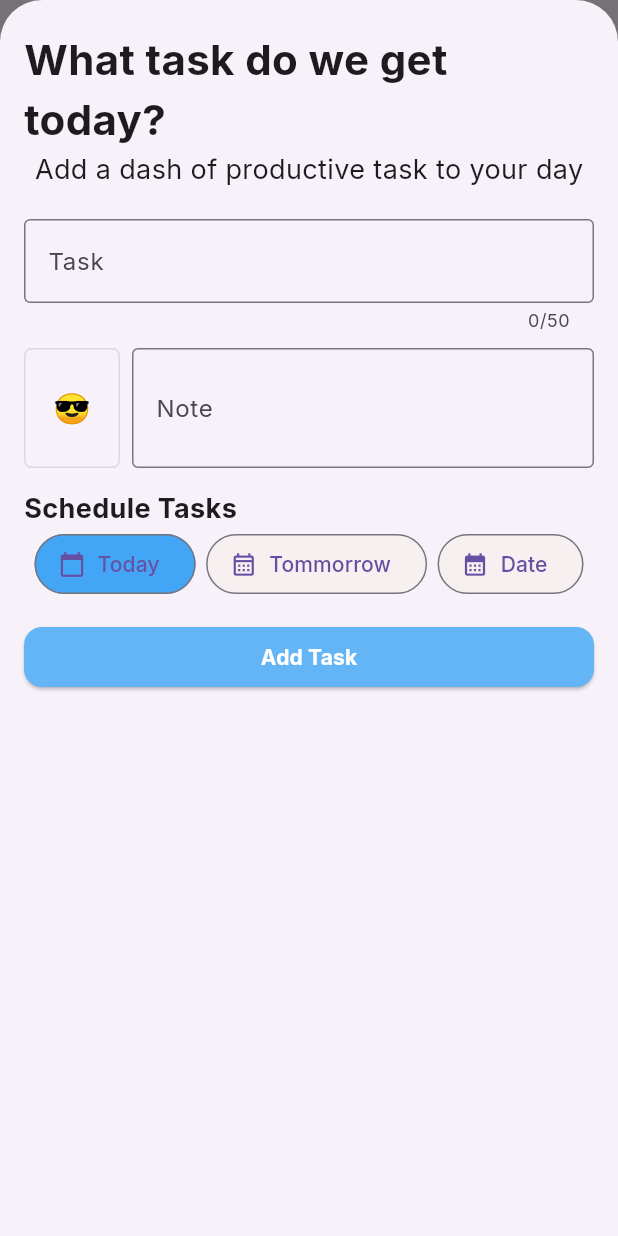
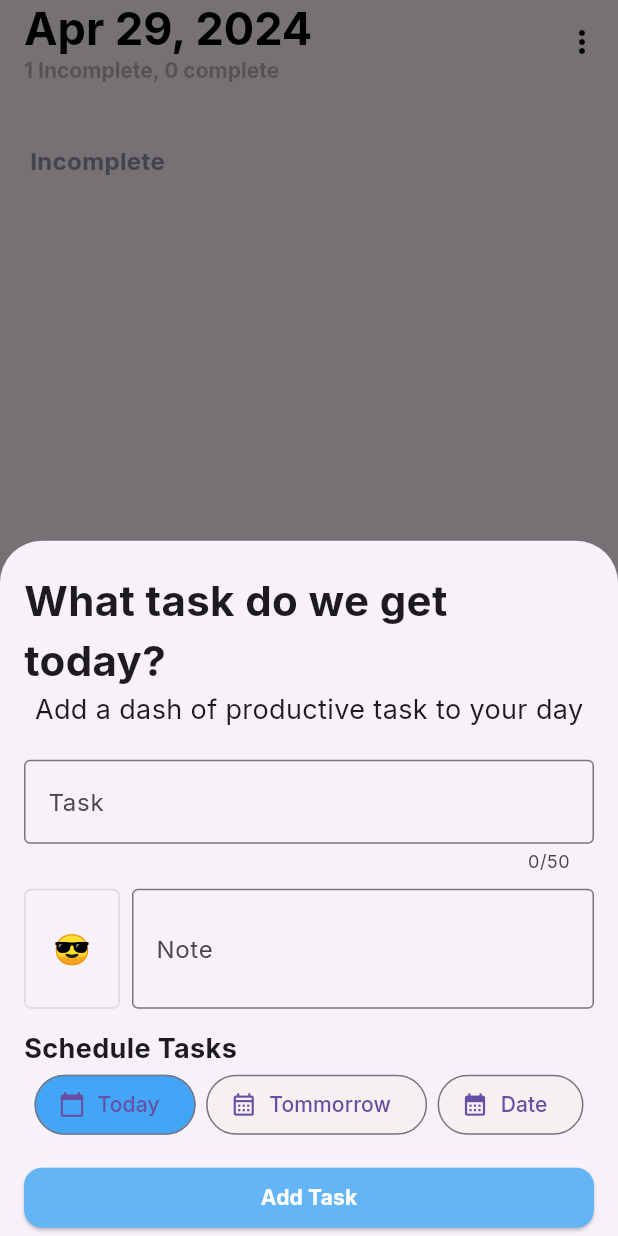
Before and after one commit to ranjanthapa/mblTo-do, a Flutter app: the screen it shows after launch, after a tap on the "add" icon, on a phone screen of 412 x 824 dp. Run offline on Flutter 3.47's test engine with Material 3 defaults, Android fonts, the phone set to English and light mode, and no system bars; our stand-ins replace google_fonts.

Commit message:
display data

```diff
--- a/lib/screens/to_do_screen.dart
+++ b/lib/screens/to_do_screen.dart
@@ -18,7 +18,7 @@ class _ToDoState extends State<ToDo> {
 
   void _openAddTaskOverLay() {
     showModalBottomSheet(
-        isScrollControlled: true,
+        // isScrollControlled: true,
         context: context,
         builder: (ctx) => AddTask(onAddTask: _addTask));
   }
@@ -77,7 +77,7 @@ class _ToDoState extends State<ToDo> {
             const SizedBox(
               height: 20,
             ),
-            TaskList(tasks: _registerTasks)
+            Expanded(child: TaskList(tasks: _registerTasks))
           ],
         ),
       ),
```
